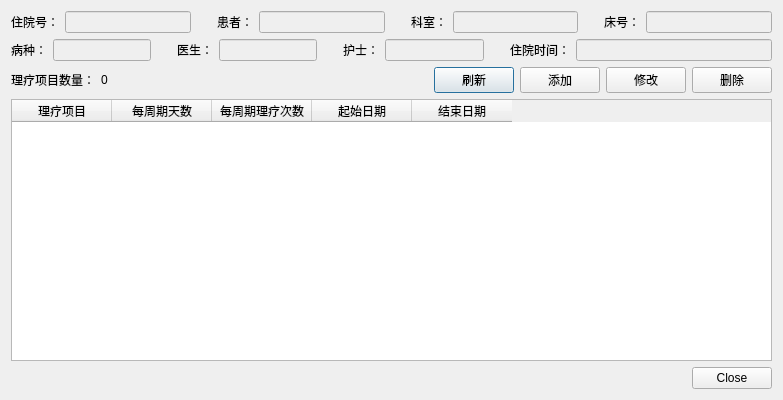
Old version of the form PhysioMgr/PsmDlgHospiPhysio.ui in the repository yuylong/PhysioMgr.
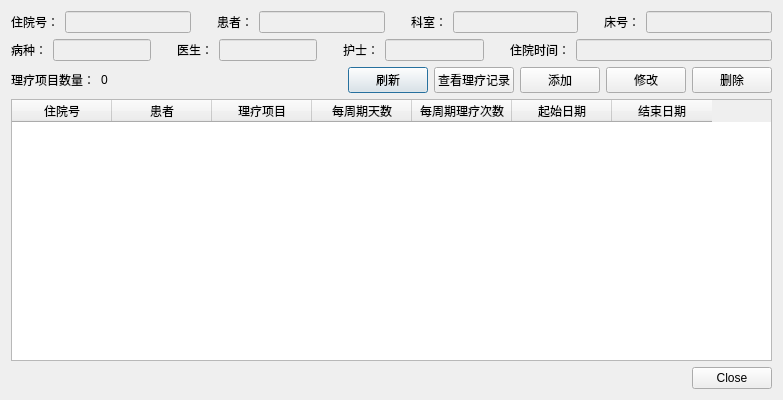
New version of the form.

Commit message: Update the physio registrations in hospital record.

The edit to the form file:
```diff
--- a/PhysioMgr/PsmDlgHospiPhysio.ui
+++ b/PhysioMgr/PsmDlgHospiPhysio.ui
@@ -231,7 +231,7 @@
     </layout>
    </item>
    <item>
-    <layout class="QHBoxLayout" name="horizontalLayout_3" stretch="0,1,0,0,0,0">
+    <layout class="QHBoxLayout" name="horizontalLayout_3" stretch="0,1,0,0,0,0,0">
      <item>
       <widget class="QLabel" name="label_9">
        <property name="text">
@@ -253,6 +253,13 @@
        </property>
       </widget>
      </item>
+     <item>
+      <widget class="QPushButton" name="pbShowList">
+       <property name="text">
+        <string>查看理疗记录</string>
+       </property>
+      </widget>
+     </item>
      <item>
       <widget class="QPushButton" name="pbAdd">
        <property name="text">
@@ -287,6 +294,16 @@
      <property name="selectionBehavior">
       <enum>QAbstractItemView::SelectRows</enum>
      </property>
+     <column>
+      <property name="text">
+       <string>住院号</string>
+      </property>
+     </column>
+     <column>
+      <property name="text">
+       <string>患者</string>
+      </property>
+     </column>
      <column>
       <property name="text">
        <string>理疗项目</string>
```
The commit also changes 7 other files.
